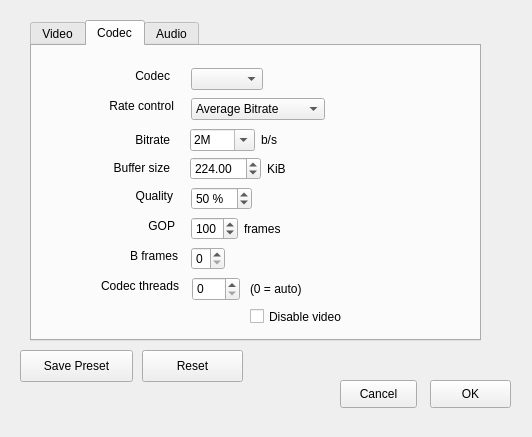
First picture: the form in src/MovieMator/src/docks/advanceddock.ui, repository hansewu/MovieMator, before the edit.
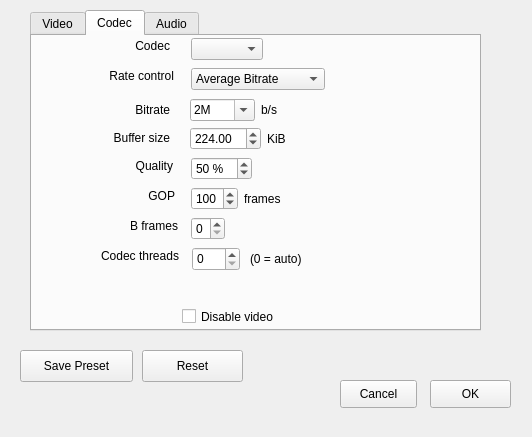
Second picture: the form after the edit.

Commit message:
解决自定义格式读取参数不对的问题
解决自定义格式读取参数不对的问题

```diff
--- a/src/MovieMator/src/docks/advanceddock.ui
+++ b/src/MovieMator/src/docks/advanceddock.ui
@@ -65,7 +65,7 @@
     <property name="geometry">
      <rect>
       <x>30</x>
-      <y>20</y>
+      <y>10</y>
       <width>451</width>
       <height>321</height>
      </rect>
@@ -529,7 +529,7 @@
       <property name="geometry">
        <rect>
         <x>65</x>
-        <y>200</y>
+        <y>180</y>
         <width>81</width>
         <height>20</height>
        </rect>
@@ -545,7 +545,7 @@
       <property name="geometry">
        <rect>
         <x>77</x>
-        <y>20</y>
+        <y>0</y>
         <width>61</width>
         <height>20</height>
        </rect>
@@ -561,7 +561,7 @@
       <property name="geometry">
        <rect>
         <x>70</x>
-        <y>140</y>
+        <y>120</y>
         <width>71</width>
         <height>20</height>
        </rect>
@@ -577,7 +577,7 @@
       <property name="geometry">
        <rect>
         <x>92</x>
-        <y>170</y>
+        <y>150</y>
         <width>51</width>
         <height>20</height>
        </rect>
@@ -592,9 +592,9 @@
      <widget class="QLabel" name="label_23">
       <property name="geometry">
        <rect>
-        <x>51</x>
-        <y>50</y>
-        <width>91</width>
+        <x>21</x>
+        <y>30</y>
+        <width>121</width>
         <height>20</height>
        </rect>
       </property>
@@ -608,9 +608,9 @@
      <widget class="QLabel" name="label_12">
       <property name="geometry">
        <rect>
-        <x>46</x>
-        <y>230</y>
-        <width>101</width>
+        <x>16</x>
+        <y>210</y>
+        <width>131</width>
         <height>20</height>
        </rect>
       </property>
@@ -624,8 +624,8 @@
      <widget class="QCheckBox" name="disableVideoCheckbox">
       <property name="geometry">
        <rect>
-        <x>218</x>
-        <y>260</y>
+        <x>150</x>
+        <y>270</y>
         <width>131</width>
         <height>21</height>
        </rect>
@@ -638,7 +638,7 @@
       <property name="geometry">
        <rect>
         <x>159</x>
-        <y>50</y>
+        <y>30</y>
         <width>221</width>
         <height>26</height>
        </rect>
@@ -682,7 +682,7 @@
       <property name="geometry">
        <rect>
         <x>159</x>
-        <y>200</y>
+        <y>180</y>
         <width>221</width>
         <height>26</height>
        </rect>
@@ -718,7 +718,7 @@
       <property name="geometry">
        <rect>
         <x>159</x>
-        <y>170</y>
+        <y>150</y>
         <width>221</width>
         <height>26</height>
        </rect>
@@ -763,7 +763,7 @@
       <property name="geometry">
        <rect>
         <x>159</x>
-        <y>20</y>
+        <y>0</y>
         <width>221</width>
         <height>26</height>
        </rect>
@@ -791,7 +791,7 @@
       <property name="geometry">
        <rect>
         <x>159</x>
-        <y>140</y>
+        <y>120</y>
         <width>221</width>
         <height>26</height>
        </rect>
@@ -832,7 +832,7 @@
       <property name="geometry">
        <rect>
         <x>159</x>
-        <y>170</y>
+        <y>150</y>
         <width>221</width>
         <height>26</height>
        </rect>
@@ -843,8 +843,8 @@
       <property name="geometry">
        <rect>
         <x>218</x>
-        <y>231</y>
-        <width>59</width>
+        <y>211</y>
+        <width>151</width>
         <height>24</height>
        </rect>
       </property>
@@ -856,7 +856,7 @@
       <property name="geometry">
        <rect>
         <x>160</x>
-        <y>231</y>
+        <y>211</y>
         <width>48</width>
         <height>24</height>
        </rect>
@@ -866,7 +866,7 @@
       <property name="geometry">
        <rect>
         <x>158</x>
-        <y>80</y>
+        <y>60</y>
         <width>180</width>
         <height>28</height>
        </rect>
@@ -1051,7 +1051,7 @@
       <property name="geometry">
        <rect>
         <x>48</x>
-        <y>80</y>
+        <y>60</y>
         <width>90</width>
         <height>28</height>
        </rect>
@@ -1067,7 +1067,7 @@
       <property name="geometry">
        <rect>
         <x>48</x>
-        <y>109</y>
+        <y>89</y>
         <width>90</width>
         <height>26</height>
        </rect>
@@ -1083,7 +1083,7 @@
       <property name="geometry">
        <rect>
         <x>158</x>
-        <y>110</y>
+        <y>90</y>
         <width>165</width>
         <height>26</height>
        </rect>
```
Left out of the diff: 28 changed lines with no effect on the pictures. The commit also changes 2 other files.
